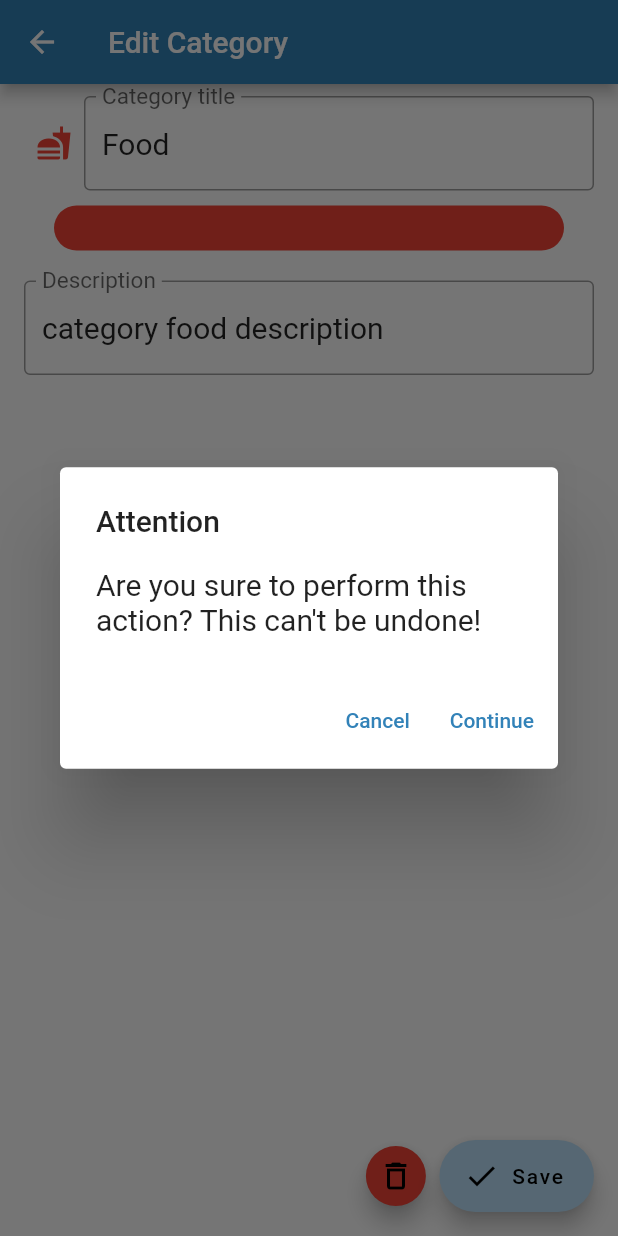
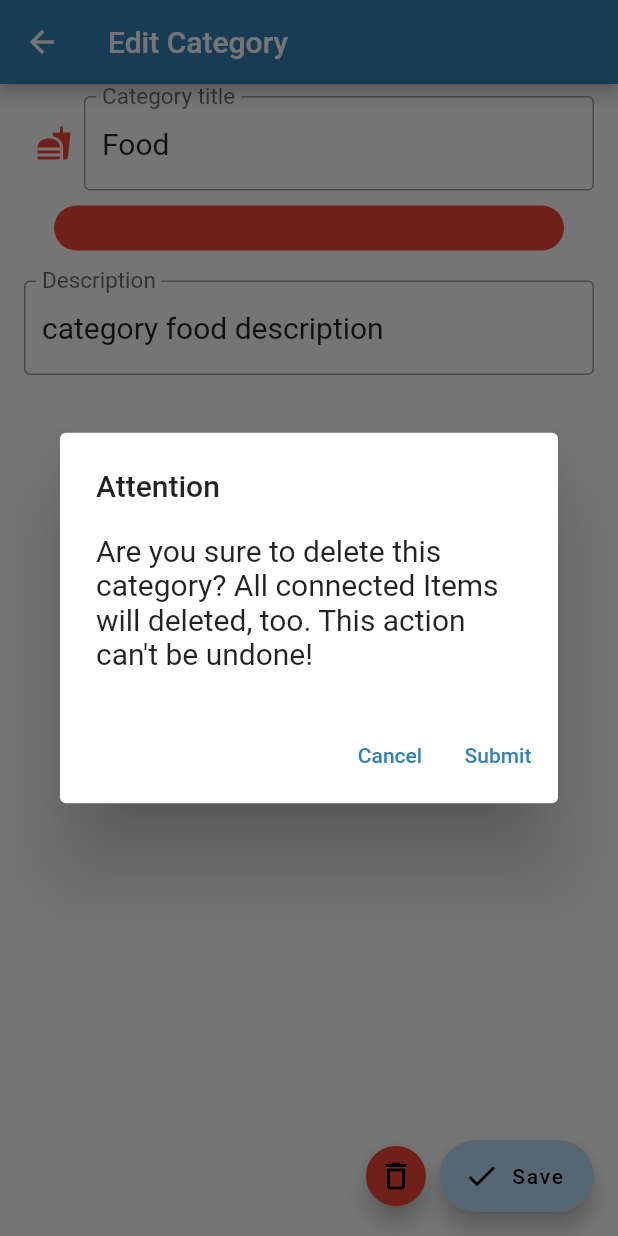
Before and after one commit to budgetiser/budgetiser, a Flutter app: the CategoryForm screen opened directly with sample values from the repository, after a tap on the "delete outline" icon, on a phone screen of 412 x 824 dp. Run offline on Flutter 3.47's test engine with Material 2 defaults, Android fonts, the phone set to English and light mode, and no system bars; our stand-ins replace flutter_colorpicker, flutter_markdown, jiffy, percent_indicator, sqflite; accounts and stored records are empty.

Commit message:
cascade categories on delete. Added hiding function

```diff
--- a/budgetiser/lib/screens/categories/categoryForm.dart
+++ b/budgetiser/lib/screens/categories/categoryForm.dart
@@ -135,6 +135,8 @@ class _CategoryFormState extends State<CategoryForm> {
                     context: context,
                     builder: (BuildContext context) {
                       return ConfirmationDialog(
+                        title: "Attention",
+                        description: "Are you sure to delete this category? All connected Items will deleted, too. This action can't be undone!",
                         onSubmitCallback: () {
                           DatabaseHelper.instance.deleteCategory(widget.categoryData!.id);
                           Navigator.of(context).pop();
--- a/budgetiser/lib/shared/widgets/confirmationDialog.dart
+++ b/budgetiser/lib/shared/widgets/confirmationDialog.dart
@@ -1,11 +1,17 @@
 import 'package:flutter/material.dart';
 
 class ConfirmationDialog extends StatefulWidget {
-  ConfirmationDialog(
-      {Key? key, required this.onCancelCallback, required this.onSubmitCallback})
-      : super(key: key);
+  ConfirmationDialog({
+    Key? key,
+    required this.title,
+    required this.description,
+    required this.onCancelCallback,
+    required this.onSubmitCallback,
+  }) : super(key: key);
   Function onCancelCallback;
   Function onSubmitCallback;
+  String title;
+  String description;
 
   @override
   State<ConfirmationDialog> createState() => _ConfirmationDialogState();
@@ -15,9 +21,9 @@ class _ConfirmationDialogState extends State<ConfirmationDialog> {
   @override
   Widget build(BuildContext context) {
     return AlertDialog(
-      title: const Text("Attention"),
-      content: const Text(
-          "Are you sure to perform this action? This can't be undone!"),
+      title: Text(widget.title),
+      content: Text(
+          widget.description),
       actions: [
         TextButton(
           child: Text("Cancel"),
@@ -26,7 +32,7 @@ class _ConfirmationDialogState extends State<ConfirmationDialog> {
           },
         ),
         TextButton(
-          child: Text("Continue"),
+          child: Text("Submit"),
           onPressed: () {
             widget.onSubmitCallback();
           },
```
Also changed, not shown: budgetiser/lib/db/database.dart (+15 -2 lines).
